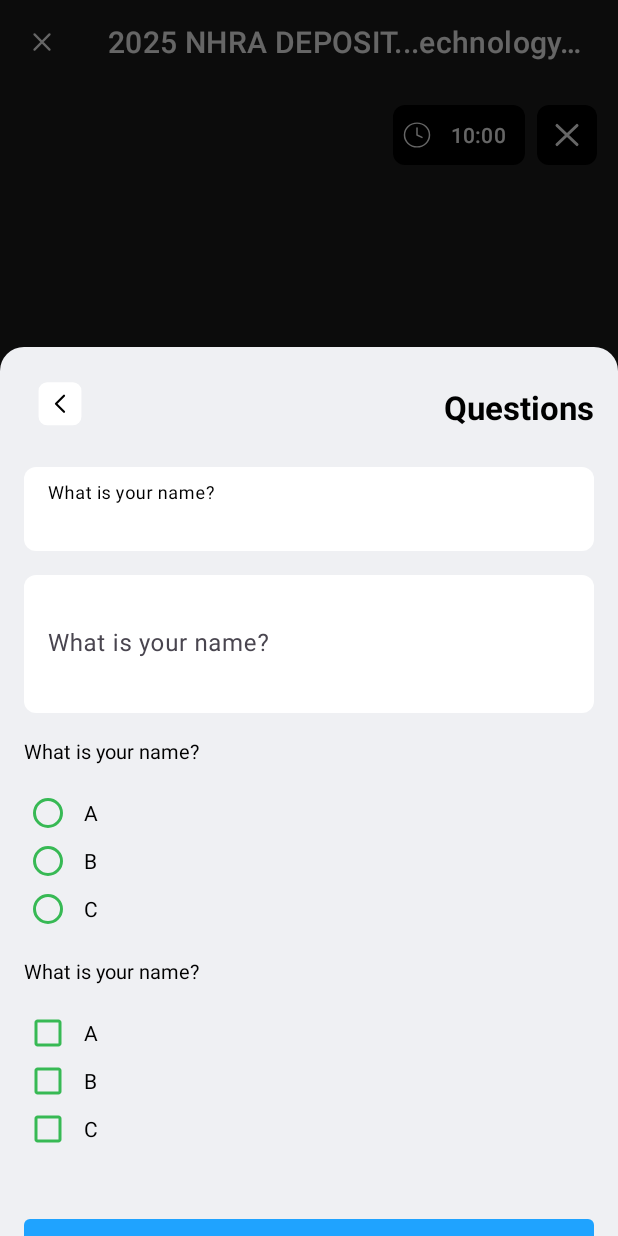
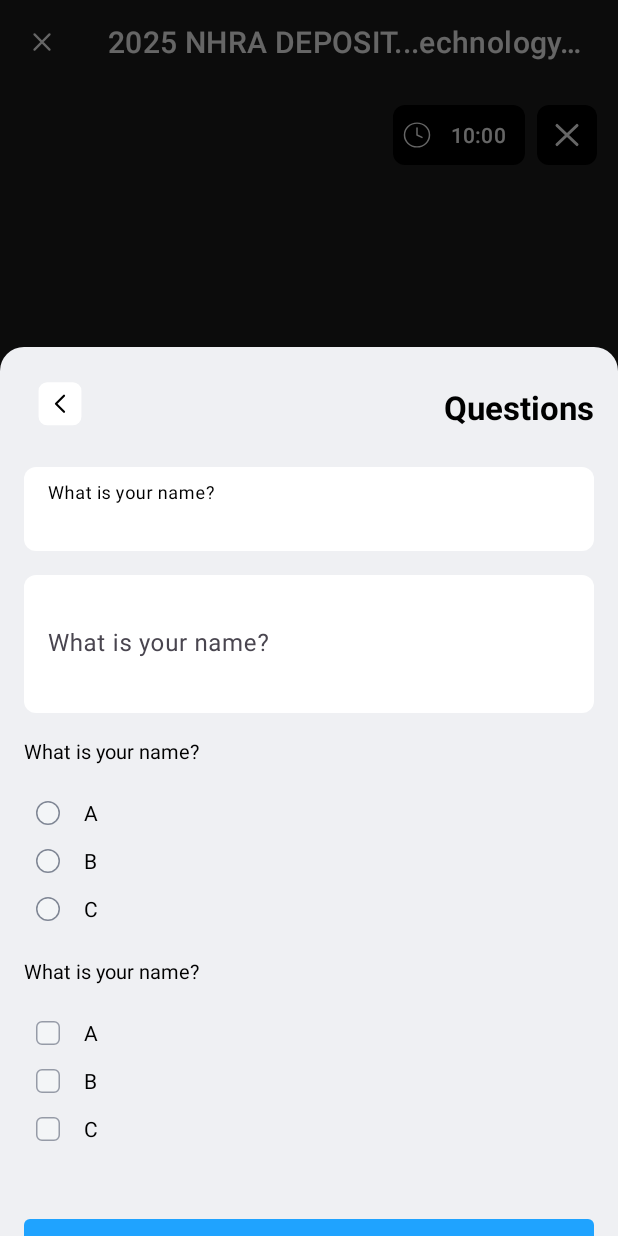
Before and after one commit to ngocji/checkout, an Android app: the fragment QuestionsDialog placed in its activity, on a phone screen of 412 x 824 dp. Run offline under Robolectric (Android 15) with nearby library versions, the phone set to English and light mode, and no system bars.

Commit message:
Update ui quesiton

```diff
--- a/app/src/main/java/com/xxx/checkout/ui/widget/QuestionsView.kt
+++ b/app/src/main/java/com/xxx/checkout/ui/widget/QuestionsView.kt
@@ -6,6 +6,7 @@ import android.util.AttributeSet
 import android.view.LayoutInflater
 import android.view.View
 import android.widget.CheckBox
+import android.widget.CompoundButton
 import android.widget.LinearLayout
 import android.widget.RadioButton
 import androidx.core.view.children
@@ -71,6 +72,16 @@ class QuestionsView @JvmOverloads constructor(
         question.answers?.forEach { item ->
             val b = ItemSingleChoiceBinding.inflate(inflate)
             b.rd.text = item
+            b.rd.setOnCheckedChangeListener { v, s ->
+                if (v.isPressed) {
+                    v.isChecked = true
+                    for (child in binding.rdGroup.children) {
+                        if (child is CheckBox && child != v) {
+                            child.isChecked = false
+                        }
+                    }
+                }
+            }
             binding.rdGroup.addView(b.root)
         }
         return binding.root
@@ -129,7 +140,7 @@ class QuestionsView @JvmOverloads constructor(
             Question.Type.SINGLE_CHOICE -> {
                 val binding = QuestionSingleChoiceViewBinding.bind(view)
                 for (v in binding.rdGroup.children) {
-                    if (v is RadioButton && v.isChecked) {
+                    if (v is CheckBox && v.isChecked) {
                         answers.add(v.text.toString())
                     }
                 }
--- /dev/null
+++ b/app/src/main/res/drawable/ic_chk_off.xml
@@ -0,0 +1,14 @@
+<vector xmlns:android="http://schemas.android.com/apk/res/android"
+    android:width="16dp"
+    android:height="16dp"
+    android:viewportWidth="16"
+    android:viewportHeight="16">
+  <path
+      android:pathData="M4,0.5L12,0.5A3.5,3.5 0,0 1,15.5 4L15.5,12A3.5,3.5 0,0 1,12 15.5L4,15.5A3.5,3.5 0,0 1,0.5 12L0.5,4A3.5,3.5 0,0 1,4 0.5z"
+      android:fillColor="#F3F5F7"/>
+  <path
+      android:strokeWidth="1"
+      android:pathData="M4,0.5L12,0.5A3.5,3.5 0,0 1,15.5 4L15.5,12A3.5,3.5 0,0 1,12 15.5L4,15.5A3.5,3.5 0,0 1,0.5 12L0.5,4A3.5,3.5 0,0 1,4 0.5z"
+      android:fillColor="#00000000"
+      android:strokeColor="#969BA7"/>
+</vector>
--- /dev/null
+++ b/app/src/main/res/drawable/ic_chk_on.xml
@@ -0,0 +1,7 @@
+<vector xmlns:android="http://schemas.android.com/apk/res/android" android:height="16dp" android:viewportHeight="24" android:viewportWidth="24" android:width="16dp">
+
+    <path android:fillColor="#37B954" android:pathData="M4,0L20,0A4,4 0,0 1,24 4L24,20A4,4 0,0 1,20 24L4,24A4,4 0,0 1,0 20L0,4A4,4 0,0 1,4 0z"/>
+
+    <path android:fillColor="#00000000" android:pathData="M17,8.5L10.125,14.5L7,11.773" android:strokeColor="#ffffff" android:strokeLineCap="round" android:strokeLineJoin="round" android:strokeWidth="2"/>
+
+</vector>
--- /dev/null
+++ b/app/src/main/res/drawable/ic_rd_off.xml
@@ -0,0 +1,14 @@
+<vector xmlns:android="http://schemas.android.com/apk/res/android"
+    android:width="16dp"
+    android:height="16dp"
+    android:viewportWidth="16"
+    android:viewportHeight="16">
+  <path
+      android:pathData="M8,0.5L8,0.5A7.5,7.5 0,0 1,15.5 8L15.5,8A7.5,7.5 0,0 1,8 15.5L8,15.5A7.5,7.5 0,0 1,0.5 8L0.5,8A7.5,7.5 0,0 1,8 0.5z"
+      android:fillColor="#F3F5F7"/>
+  <path
+      android:strokeWidth="1"
+      android:pathData="M8,0.5L8,0.5A7.5,7.5 0,0 1,15.5 8L15.5,8A7.5,7.5 0,0 1,8 15.5L8,15.5A7.5,7.5 0,0 1,0.5 8L0.5,8A7.5,7.5 0,0 1,8 0.5z"
+      android:fillColor="#00000000"
+      android:strokeColor="#7F8694"/>
+</vector>
--- /dev/null
+++ b/app/src/main/res/drawable/ic_rd_on.xml
@@ -0,0 +1,7 @@
+<vector xmlns:android="http://schemas.android.com/apk/res/android" android:height="16.666666dp" android:viewportHeight="25" android:viewportWidth="24" android:width="16dp">
+
+    <path android:fillColor="#37B954" android:pathData="M12,0.5L12,0.5A12,12 0,0 1,24 12.5L24,12.5A12,12 0,0 1,12 24.5L12,24.5A12,12 0,0 1,0 12.5L0,12.5A12,12 0,0 1,12 0.5z"/>
+
+    <path android:fillColor="#00000000" android:pathData="M17,9L10.125,15L7,12.273" android:strokeColor="#ffffff" android:strokeLineCap="round" android:strokeLineJoin="round" android:strokeWidth="2"/>
+
+</vector>
--- /dev/null
+++ b/app/src/main/res/drawable/ic_selector_chk.xml
@@ -0,0 +1,5 @@
+<?xml version="1.0" encoding="utf-8"?>
+<selector xmlns:android="http://schemas.android.com/apk/res/android">
+    <item android:drawable="@drawable/ic_chk_on" android:state_checked="true" />
+    <item android:drawable="@drawable/ic_chk_off" />
+</selector>
--- /dev/null
+++ b/app/src/main/res/drawable/ic_selector_rd.xml
@@ -0,0 +1,5 @@
+<?xml version="1.0" encoding="utf-8"?>
+<selector xmlns:android="http://schemas.android.com/apk/res/android">
+    <item android:drawable="@drawable/ic_rd_on" android:state_checked="true" />
+    <item android:drawable="@drawable/ic_rd_off" />
+</selector>
--- a/app/src/main/res/layout/item_multiple_choice.xml
+++ b/app/src/main/res/layout/item_multiple_choice.xml
@@ -1,14 +1,17 @@
 <?xml version="1.0" encoding="utf-8"?>
-<com.google.android.material.checkbox.MaterialCheckBox
-    android:id="@+id/chk"
-    xmlns:android="http://schemas.android.com/apk/res/android"
+<com.google.android.material.checkbox.MaterialCheckBox xmlns:android="http://schemas.android.com/apk/res/android"
     xmlns:app="http://schemas.android.com/apk/res-auto"
     xmlns:tools="http://schemas.android.com/tools"
+    android:id="@+id/chk"
     style="@style/TextStyle.Medium"
     android:layout_width="match_parent"
     android:layout_height="wrap_content"
+    android:layout_marginStart="-5dp"
+    android:checked="false"
+    android:minHeight="0dp"
     android:paddingStart="@dimen/padding_8"
-    android:minHeight="0dp"
     android:textColor="@color/color_text_invert"
-    app:buttonTint="@color/color_green"
+    app:buttonIcon="@drawable/ic_selector_chk"
+    app:buttonIconTint="@null"
+    app:buttonTint="@color/transparent"
     tools:text="ABC" />
--- a/app/src/main/res/layout/item_single_choice.xml
+++ b/app/src/main/res/layout/item_single_choice.xml
@@ -1,13 +1,17 @@
 <?xml version="1.0" encoding="utf-8"?>
-<com.google.android.material.radiobutton.MaterialRadioButton xmlns:android="http://schemas.android.com/apk/res/android"
+<com.google.android.material.checkbox.MaterialCheckBox xmlns:android="http://schemas.android.com/apk/res/android"
     xmlns:app="http://schemas.android.com/apk/res-auto"
     xmlns:tools="http://schemas.android.com/tools"
     android:id="@+id/rd"
     style="@style/TextStyle.Medium"
     android:layout_width="match_parent"
     android:layout_height="wrap_content"
+    android:layout_marginStart="-5dp"
+    android:checked="false"
     android:minHeight="0dp"
     android:paddingStart="@dimen/padding_8"
     android:textColor="@color/color_text_invert"
-    app:buttonTint="@color/color_green"
+    app:buttonIcon="@drawable/ic_selector_rd"
+    app:buttonIconTint="@null"
+    app:buttonTint="@color/transparent"
     tools:text="ABC" />
```
